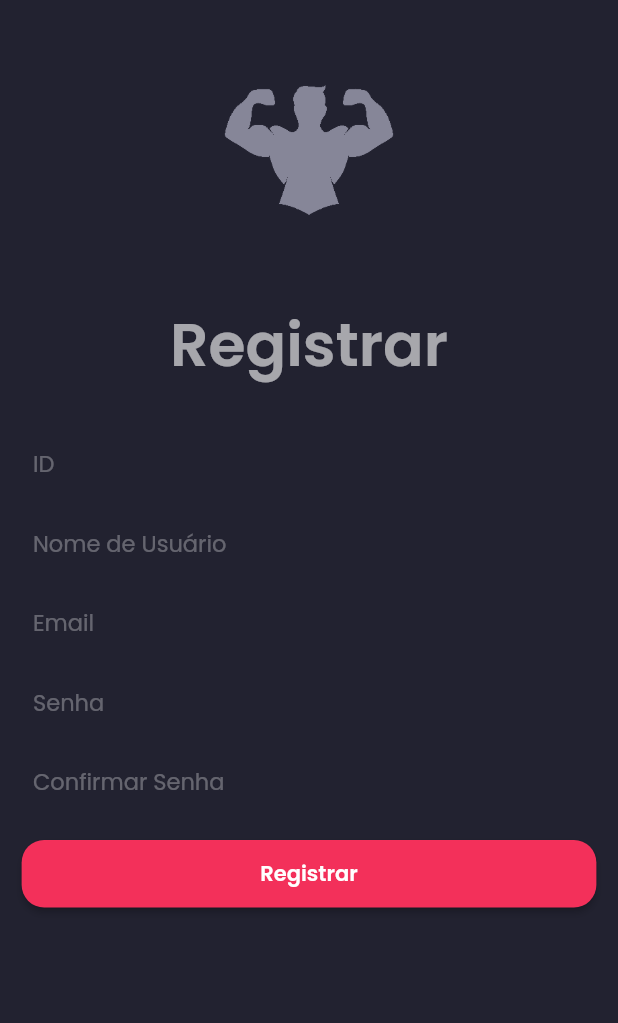
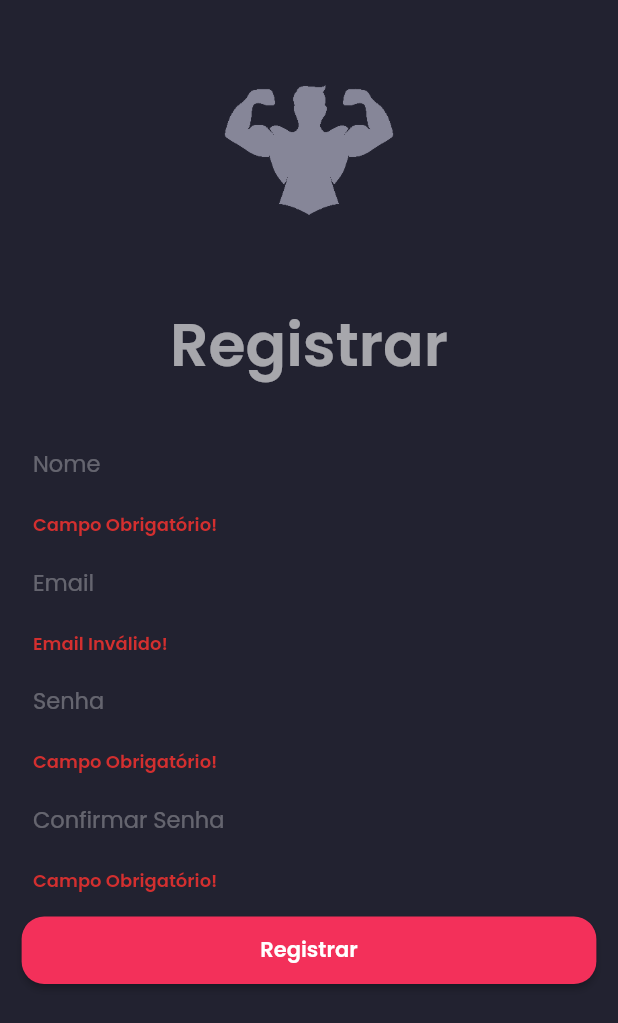
Before and after one commit to brunodeev/gym_app, a Flutter app: the RegisterPage screen opened directly, after a tap on "Registrar", on a phone screen of 412 x 824 dp. Shown: the top 1023 px of the screen. Run offline on Flutter 3.47's test engine with Material 2 defaults, Android fonts, the phone set to English and light mode, and no system bars; our stand-ins replace firebase_auth, firebase_core; accounts and stored records are empty.

Commit message:
corrigindo bugs

```diff
--- a/lib/components/default_form_field.dart
+++ b/lib/components/default_form_field.dart
@@ -3,18 +3,20 @@ import 'package:gym_app/constants/colors.dart';
 
 class DefaultFormField extends StatelessWidget {
   const DefaultFormField({
-    required this.controller,
+    this.controller,
     Key? key,
     required this.label,
     required this.type,
     this.obscureText = false,
     this.validator,
+    this.onSaved,
   }) : super(key: key);
-  final TextEditingController controller;
+  final TextEditingController? controller;
   final String label;
   final TextInputType type;
   final bool? obscureText;
   final String? Function(String?)? validator;
+  final void Function(String?)? onSaved;
 
   @override
   Widget build(BuildContext context) {
@@ -38,6 +40,7 @@ class DefaultFormField extends StatelessWidget {
         hintText: label,
         hintStyle: const TextStyle(color: Colors.white30, fontSize: 15),
       ),
+      onSaved: onSaved,
     );
   }
 }
--- a/lib/models/user_manager.dart
+++ b/lib/models/user_manager.dart
@@ -1,3 +1,5 @@
+// ignore_for_file: unnecessary_null_comparison, avoid_print
+
 import 'package:firebase_auth/firebase_auth.dart';
 import 'package:flutter/material.dart';
 import 'package:gym_app/helpers/firebase_errors.dart';
@@ -21,7 +23,7 @@ class UserManager extends ChangeNotifier {
     setLoading(true);
     try {
       final UserCredential result = await auth.signInWithEmailAndPassword(
-          email: kuser.email, password: kuser.password);
+          email: kuser.email!, password: kuser.password!);
 
       user = result.user!;
 
--- a/lib/models/user_model.dart
+++ b/lib/models/user_model.dart
@@ -1,6 +1,8 @@
 class UserModel {
-  UserModel(this.email, this.password);
+  UserModel({this.email, this.password, this.name});
 
-  late String email;
-  late String password;
+  String? name;
+  String? email;
+  String? password;
+  String? confirmPassword;
 }
--- a/lib/views/login_page.dart
+++ b/lib/views/login_page.dart
@@ -50,7 +50,7 @@ class _LoginPageState extends State<LoginPage> {
                       shape: RoundedRectangleBorder(
                         borderRadius: BorderRadius.circular(15),
                       ),
-                      color: Color.fromARGB(255, 45, 45, 59),
+                      color: const Color.fromARGB(255, 45, 45, 59),
                       child: Column(
                         children: [
                           const Padding(
@@ -113,8 +113,11 @@ class _LoginPageState extends State<LoginPage> {
                                               .validate()) {
                                             userManager.signIn(
                                                 kuser: UserModel(
-                                                    _emailController.text,
-                                                    _passwordController.text),
+                                                    email:
+                                                        _emailController.text,
+                                                    password:
+                                                        _passwordController
+                                                            .text),
                                                 onFail: (e) {
                                                   final snackBar = SnackBar(
                                                     key: _scaffoldKey,
--- a/lib/views/register_page.dart
+++ b/lib/views/register_page.dart
@@ -2,6 +2,7 @@
 
 import 'package:flutter/material.dart';
 import 'package:gym_app/constants/colors.dart';
+import 'package:gym_app/models/user_model.dart';
 import '../components/default_form_field.dart';
 
 class RegisterPage extends StatefulWidget {
@@ -12,13 +13,9 @@ class RegisterPage extends StatefulWidget {
 }
 
 class _RegisterPageState extends State<RegisterPage> {
-  final _formKey = GlobalKey<FormState>();
-
-  final _userIdController = TextEditingController();
-  final _userNameController = TextEditingController();
-  final _emailController = TextEditingController();
-  final _passwordController = TextEditingController();
-  final _confirmPasswordController = TextEditingController();
+  final _otherFormKey = GlobalKey<FormState>();
+  final _otherScaffoldKey = GlobalKey<ScaffoldState>();
+  final UserModel userModel = UserModel();
 
   @override
   Widget build(BuildContext context) {
@@ -45,45 +42,71 @@ class _RegisterPageState extends State<RegisterPage> {
             Padding(
               padding: const EdgeInsets.symmetric(horizontal: 10),
               child: Form(
-                key: _formKey,
+                key: _otherFormKey,
                 child: Column(
                   children: [
                     DefaultFormField(
-                      label: 'ID',
-                      controller: _userIdController,
-                      type: TextInputType.text,
-                    ),
-                    const SizedBox(
-                      height: 5,
-                    ),
-                    DefaultFormField(
-                      label: 'Nome de Usuário',
-                      controller: _userNameController,
+                      label: 'Nome',
                       type: TextInputType.emailAddress,
+                      onSaved: (name) => userModel.name = name!,
+                      validator: (name) {
+                        if (name!.isEmpty) {
+                          return 'Campo Obrigatório!';
+                        } else {
+                          return null;
+                        }
+                      },
                     ),
                     const SizedBox(
                       height: 5,
                     ),
                     DefaultFormField(
                       label: 'Email',
-                      controller: _emailController,
                       type: TextInputType.text,
+                      onSaved: (email) => userModel.email = email!,
+                      validator: (email) {
+                        if (email!.isEmpty ||
+                            !email.contains('@') ||
+                            !email.contains('.com')) {
+                          return 'Email Inválido!';
+                        }
+                        return null;
+                      },
                     ),
                     const SizedBox(
                       height: 5,
                     ),
                     DefaultFormField(
                       label: 'Senha',
-                      controller: _passwordController,
                       type: TextInputType.emailAddress,
+                      obscureText: true,
+                      onSaved: (password) => userModel.password = password!,
+                      validator: (password) {
+                        if (password!.isEmpty) {
+                          return 'Campo Obrigatório!';
+                        } else if (password.length < 5) {
+                          return 'Senha Inválida!';
+                        }
+                        return null;
+                      },
                     ),
                     const SizedBox(
                       height: 5,
                     ),
                     DefaultFormField(
                       label: 'Confirmar Senha',
-                      controller: _confirmPasswordController,
                       type: TextInputType.emailAddress,
+                      obscureText: true,
+                      onSaved: (confirmPassword) =>
+                          userModel.confirmPassword = confirmPassword!,
+                      validator: (password) {
+                        if (password!.isEmpty) {
+                          return 'Campo Obrigatório!';
+                        } else if (password.length < 5) {
+                          return 'Senha Inválida!';
+                        }
+                        return null;
+                      },
                     ),
                     Padding(
                       padding: const EdgeInsets.only(top: 15, bottom: 35),
@@ -95,7 +118,23 @@ class _RegisterPageState extends State<RegisterPage> {
                               backgroundColor: kAccentColor,
                               shape: RoundedRectangleBorder(
                                   borderRadius: BorderRadius.circular(15))),
-                          onPressed: () {},
+                          onPressed: () {
+                            if (_otherFormKey.currentState!.validate()) {
+                              _otherFormKey.currentState!.save();
+
+                              if (userModel.password !=
+                                  userModel.confirmPassword) {
+                                final snackBar = SnackBar(
+                                  key: _otherScaffoldKey,
+                                  content:
+                                      const Text('As senhas não correspondem!'),
+                                  backgroundColor: Colors.red,
+                                );
+                                ScaffoldMessenger.of(context)
+                                    .showSnackBar(snackBar);
+                              }
+                            }
+                          },
                           child: const Text('Registrar'),
                         ),
                       ),
--- a/lib/views/workout_page.dart
+++ b/lib/views/workout_page.dart
@@ -13,7 +13,7 @@ class _WorkoutPageState extends State<WorkoutPage> {
 
   @override
   Widget build(BuildContext context) {
-    return Scaffold(
+    return const Scaffold(
       backgroundColor: kPrimaryColor,
       /*body: Column(
         crossAxisAlignment: CrossAxisAlignment.start,
```
